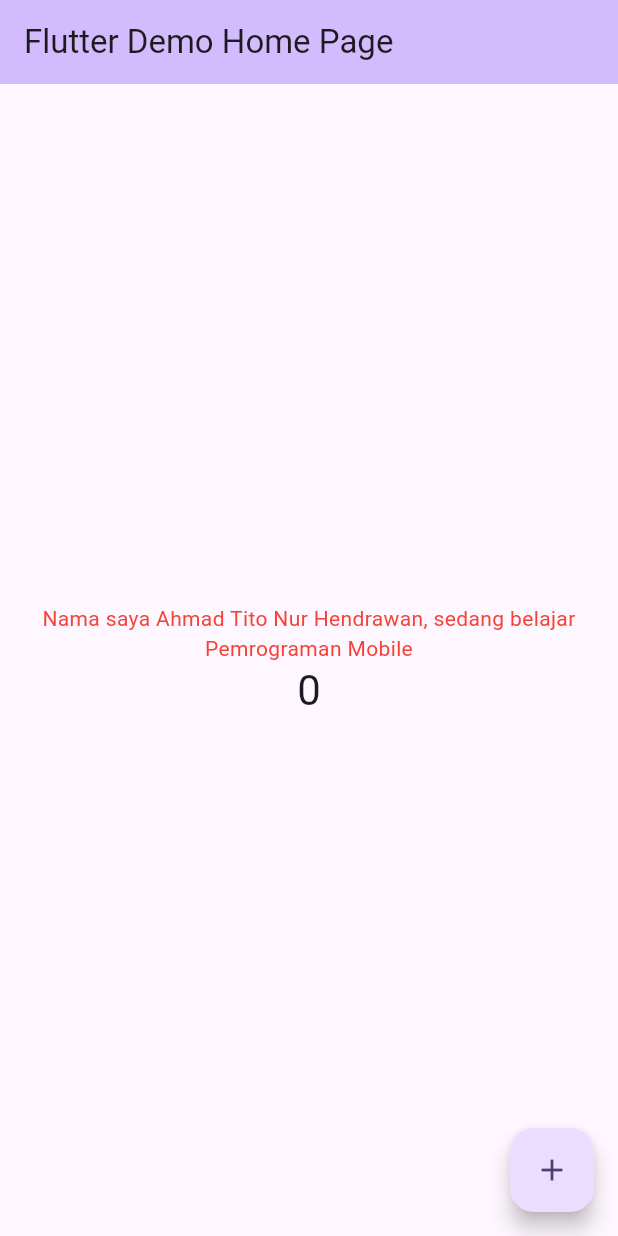
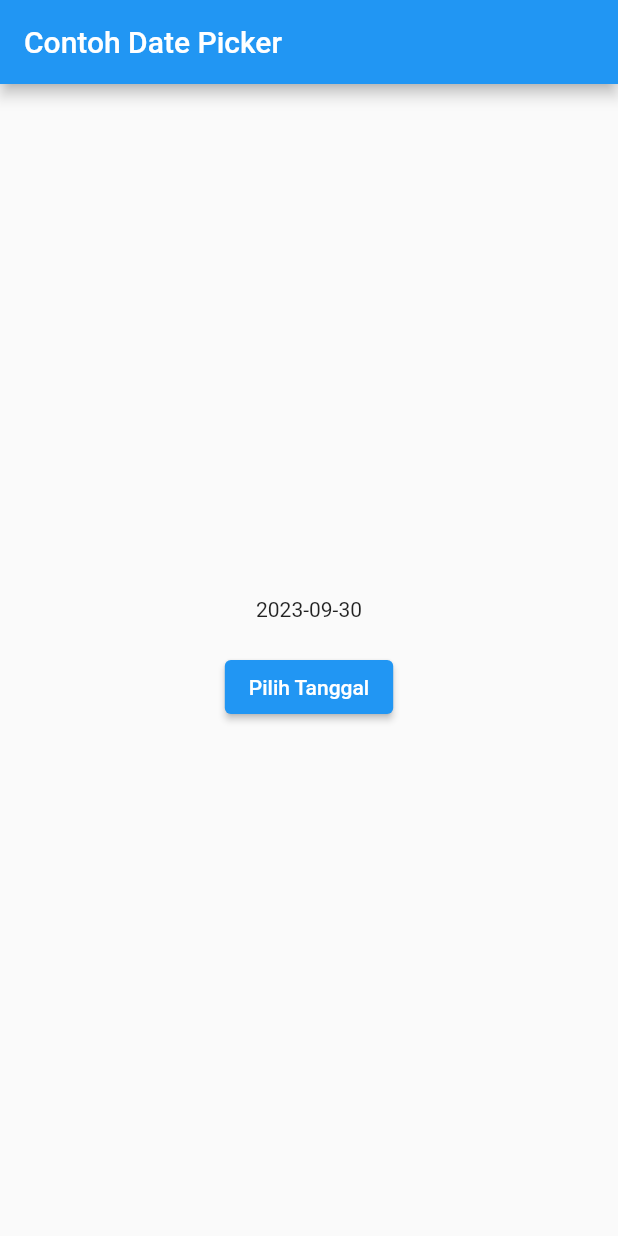
Before and after one commit to Ahmadtito17/Mobile_minggu5, a Flutter app: the screen it shows after launch, on a phone screen of 412 x 824 dp. Run offline on Flutter 3.47's test engine with Material 2 defaults, Android fonts, the phone set to English and light mode, and no system bars.

Commit message:
Update Praktikum 4

```diff
--- /dev/null
+++ b/lib/basic_widgets/fab_widget.dart
@@ -0,0 +1,19 @@
+import 'package:flutter/material.dart';
+import 'package:flutter/cupertino.dart';
+
+class FabWidget extends StatelessWidget {
+  @override
+  Widget build(BuildContext context) {
+    return MaterialApp(
+      home: Scaffold(
+        floatingActionButton: FloatingActionButton(
+          onPressed: () {
+            // Add your onPressed code here!
+          },
+          child: const Icon(Icons.thumb_up),
+          backgroundColor: Colors.pink,
+        ),
+      ),
+    );
+  }
+}
--- a/lib/main.dart
+++ b/lib/main.dart
@@ -1,68 +1,227 @@
 import 'package:flutter/material.dart';
-import 'package:flutter_minggu5/basic_widgets/text_widget.dart';
+import 'dart:async';
 
-void main() {
-  runApp(const MyApp());
-}
+// void main() {
+//   runApp(const MyApp());
+// }
+
+// //Langkah 3
+// class MyApp extends StatelessWidget {
+//   const MyApp({Key? key}) : super(key: key);
+
+//   // This widget is the root of your application.
+//   @override
+//   Widget build(BuildContext context) {
+//     return MaterialApp(
+//       title: 'Flutter Demo',
+//       theme: ThemeData(
+//         primarySwatch: Colors.red,
+//       ),
+//       home: const MyHomePage(title: 'My Increment App'),
+//     );
+//   }
+// }
+
+// class MyHomePage extends StatefulWidget {
+//   const MyHomePage({Key? key, required this.title}) : super(key: key);
+
+//   final String title;
+
+//   @override
+//   State<MyHomePage> createState() => _MyHomePageState();
+// }
+
+// class _MyHomePageState extends State<MyHomePage> {
+//   int _counter = 0;
+
+//   void _incrementCounter() {
+//     setState(() {
+//       _counter++;
+//     });
+//   }
+
+//   @override
+//   Widget build(BuildContext context) {
+//     return Scaffold(
+//       appBar: AppBar(
+//         title: Text(widget.title),
+//       ),
+//       body: Center(
+//         child: Column(
+//           mainAxisAlignment: MainAxisAlignment.center,
+//           children: <Widget>[
+//             const Text(
+//               'You have pushed the button this many times:',
+//             ),
+//             Text(
+//               '$_counter',
+//               style: Theme.of(context).textTheme.headline4,
+//             ),
+//           ],
+//         ),
+//       ),
+//       bottomNavigationBar: BottomAppBar(
+//         child: Container(
+//           height: 50.0,
+//         ),
+//       ),
+//       floatingActionButton: FloatingActionButton(
+//         onPressed: _incrementCounter,
+//         tooltip: 'Increment Counter',
+//         child: const Icon(Icons.add),
+//       ),
+//       floatingActionButtonLocation: FloatingActionButtonLocation.centerDocked,
+//     );
+//   }
+// }
+
+// //Langkah 4
+// class MyApp extends StatelessWidget {
+//   const MyApp({Key? key}) : super(key: key);
+
+//   @override
+//   Widget build(BuildContext context) {
+//     return const MaterialApp(
+//       home: Scaffold(
+//         body: MyLayout(),
+//       ),
+//     );
+//   }
+// }
+
+// class MyLayout extends StatelessWidget {
+//   const MyLayout({Key? key}) : super(key: key);
+
+//   @override
+//   Widget build(BuildContext context) {
+//     return Padding(
+//       padding: const EdgeInsets.all(8.0),
+//       child: ElevatedButton(
+//         child: const Text('Show alert'),
+//         onPressed: () {
+//           showAlertDialog(context);
+//         },
+//       ),
+//     );
+//   }
+// }
+
+// showAlertDialog(BuildContext context) {
+//   // set up the button
+//   Widget okButton = TextButton(
+//     child: const Text("OK"),
+//     onPressed: () {
+//       Navigator.pop(context);
+//     },
+//   );
+
+//   // set up the AlertDialog
+//   AlertDialog alert = AlertDialog(
+//     title: const Text("My title"),
+//     content: const Text("This is my message."),
+//     actions: [
+//       okButton,
+//     ],
+//   );
+
+//   // show the dialog
+//   showDialog(
+//     context: context,
+//     builder: (BuildContext context) {
+//       return alert;
+//     },
+//   );
+// }
+
+// //Langkah 5
+// class MyApp extends StatelessWidget {
+//   const MyApp({Key? key}) : super(key: key);
+
+//   @override
+//   Widget build(BuildContext context) {
+//     return MaterialApp(
+//       home: Scaffold(
+//         appBar: AppBar(title: const Text("Contoh TextField")),
+//         body: const TextField(
+//           obscureText: false,
+//           decoration: InputDecoration(
+//             border: OutlineInputBorder(),
+//             labelText: 'Nama',
+//           ),
+//         ),
+//       ),
+//     );
+//   }
+// }
+
+//Langkah 6
+void main() => runApp(const MyApp());
 
 class MyApp extends StatelessWidget {
-  const MyApp({super.key});
+  const MyApp({Key? key}) : super(key: key);
 
-  // This widget is the root of your application.
   @override
   Widget build(BuildContext context) {
-    return MaterialApp(
-      title: 'Flutter Demo',
-      theme: ThemeData(
-        colorScheme: ColorScheme.fromSeed(seedColor: Colors.deepPurple),
-        useMaterial3: true,
-      ),
-      home: const MyHomePage(title: 'Flutter Demo Home Page'),
+    return const MaterialApp(
+      title: 'Contoh Date Picker',
+      home: MyHomePage(title: 'Contoh Date Picker'),
     );
   }
 }
 
 class MyHomePage extends StatefulWidget {
-  const MyHomePage({super.key, required this.title});
+  const MyHomePage({Key? key, required this.title}) : super(key: key);
+
   final String title;
 
   @override
-  State<MyHomePage> createState() => _MyHomePageState();
+  _MyHomePageState createState() => _MyHomePageState();
 }
 
 class _MyHomePageState extends State<MyHomePage> {
-  int _counter = 0;
+  // Variable/State untuk mengambil tanggal
+  DateTime selectedDate = DateTime.now();
 
-  void _incrementCounter() {
-    setState(() {
-      _counter++;
-    });
+  //  Initial SelectDate FLutter
+  Future<void> _selectDate(BuildContext context) async {
+    // Initial DateTime FIinal Picked
+    final DateTime? picked = await showDatePicker(
+        context: context,
+        initialDate: selectedDate,
+        firstDate: DateTime(2015, 8),
+        lastDate: DateTime(2101));
+    if (picked != null && picked != selectedDate) {
+      setState(() {
+        selectedDate = picked;
+      });
+    }
   }
 
   @override
   Widget build(BuildContext context) {
     return Scaffold(
       appBar: AppBar(
-        backgroundColor: Theme.of(context).colorScheme.inversePrimary,
         title: Text(widget.title),
       ),
       body: Center(
         child: Column(
-          mainAxisAlignment: MainAxisAlignment.center,
+          mainAxisSize: MainAxisSize.min,
           children: <Widget>[
-            const MyTextWidget(),
-            Text(
-              '$_counter',
-              style: Theme.of(context).textTheme.headlineMedium,
+            Text("${selectedDate.toLocal()}".split(' ')[0]),
+            const SizedBox(
+              height: 20.0,
+            ),
+            ElevatedButton(
+              onPressed: () => {
+                _selectDate(context),
+                // ignore: avoid_print
+                print(selectedDate.day + selectedDate.month + selectedDate.year)
+              },
+              child: const Text('Pilih Tanggal'),
             ),
           ],
         ),
       ),
-      floatingActionButton: FloatingActionButton(
-        onPressed: _incrementCounter,
-        tooltip: 'Increment',
-        child: const Icon(Icons.add),
-      ), // This trailing comma makes auto-formatting nicer for build methods.
     );
   }
 }
--- a/pubspec.yaml
+++ b/pubspec.yaml
@@ -52,6 +52,8 @@ dev_dependencies:
 
 # The following section is specific to Flutter packages.
 flutter:
+assets:
+     - logo_polinema.png
 
   # The following line ensures that the Material Icons font is
   # included with your application, so that you can use the icons in
```
Also changed, not shown: lib/basic_widgets/image_widget.dart (added, +12 -0 lines), lib/basic_widgets/loading_cupertino.dart (added, +23 -0 lines), assets/logo-polinema.png (added).
